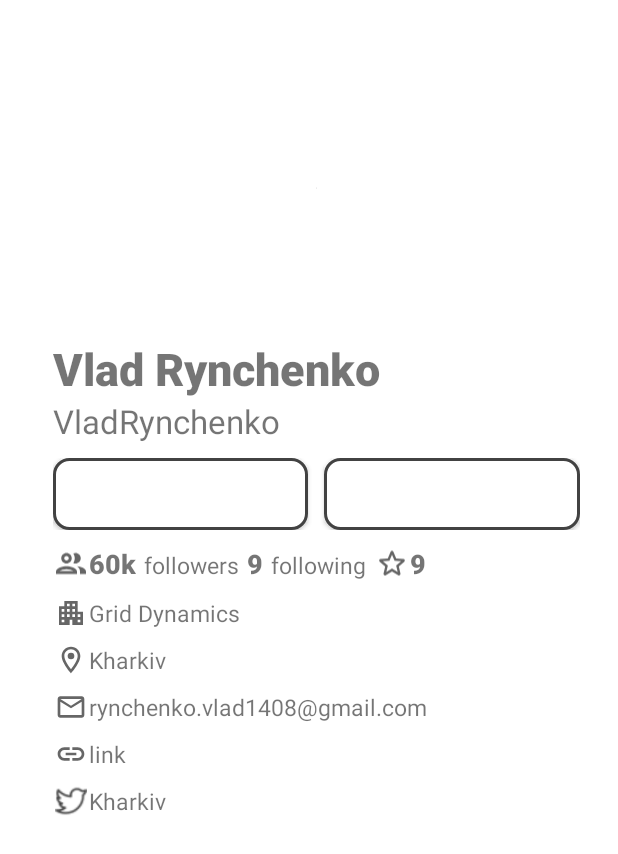
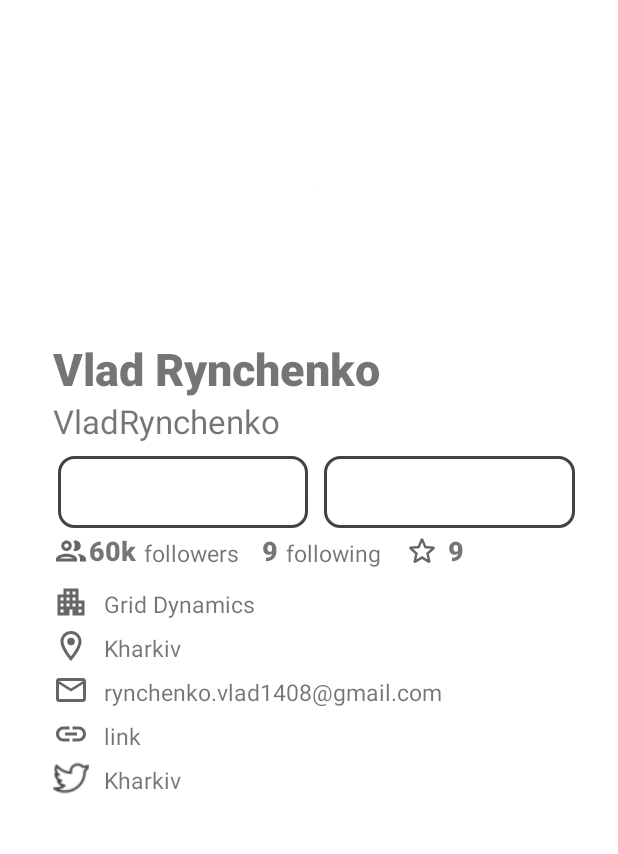
Before and after one commit to VladRynchenko/Github-App, an Android app: the layout fragment_profile.xml on its own in the app's theme, with its tools: preview values and no code run, on a phone screen of 412 x 824 dp. Shown: the top 854 px of the screen. Run offline under Robolectric (Android 15) with nearby library versions, the phone set to English and light mode, and no system bars; network calls fail.

Commit message:
Edited mistakes

```diff
--- a/app/src/main/java/com/example/githubapp/BindingAdapter.kt
+++ b/app/src/main/java/com/example/githubapp/BindingAdapter.kt
@@ -16,3 +16,12 @@ fun hideIfNull(view: View, string: String?) {
 fun uploadImage(view: ImageView, string: String?) {
     Picasso.with(view.context).load(string).into(view)
 }
+
+@BindingAdapter("app:roundingCount")
+fun roundCount(view: TextView, int: Int) {
+    view.text = when (int) {
+        in 0..1000 -> "$int"
+        in 1000..1000000 -> "${int / 1000}.${(int % 1000) / 100}k"
+        else -> "${int / 1000000}.${(int % 1000000) / 100000}M"
+    }
+}
--- a/app/src/main/java/com/example/githubapp/api/AccessToken.kt
+++ /dev/null
@@ -1,11 +0,0 @@
-package com.example.githubapp.api
-
-import com.google.gson.annotations.SerializedName
-
-data class AccessToken(
-    @SerializedName("access_token")
-    private var accessToken: String,
-
-    @SerializedName("token_type")
-    private var tokenType: String
-)
--- a/app/src/main/java/com/example/githubapp/models/UserData.kt
+++ b/app/src/main/java/com/example/githubapp/models/UserData.kt
@@ -2,19 +2,19 @@ package com.example.githubapp.models
 
 data class UserData(
     val login: String,
-    var avatar_url: String?,
-    var name: String?,
+    val avatar_url: String?,
+    val name: String?,
     var star: Int = 0,
-    var company: String?,
-    var blog: String?,
-    var location: String?,
-    var email: String?,
-    var bio: String?,
-    var twitter_username: String?,
-    var public_repos: Int?,
-    var public_gists: Int?,
-    var followers: Int = 0,
-    var following: Int = 0
+    val company: String?,
+    val blog: String?,
+    val location: String?,
+    val email: String?,
+    val bio: String?,
+    val twitter_username: String?,
+    val public_repos: Int?,
+    val public_gists: Int?,
+    val followers: Int = 0,
+    val following: Int = 0
 ) {
 
 }
--- a/app/src/main/java/com/example/githubapp/repository/ProfileRepository.kt
+++ b/app/src/main/java/com/example/githubapp/repository/ProfileRepository.kt
@@ -10,7 +10,7 @@ import io.reactivex.rxjava3.core.Observer
 import retrofit2.Retrofit
 import javax.inject.Inject
 
-class ProfileRepository @Inject constructor(var retrofit: GitHubApi) {
+class ProfileRepository @Inject constructor(val retrofit: GitHubApi) {
 
     fun getProfile(userId: String): Observable<UserData> {
         return retrofit.getUserProfile(userId)
--- a/app/src/main/java/com/example/githubapp/user/ProfileFragment.kt
+++ b/app/src/main/java/com/example/githubapp/user/ProfileFragment.kt
@@ -34,7 +34,7 @@ class ProfileFragment() : Fragment() {
         binding.viewModel = viewModel
         binding.lifecycleOwner = this
 
-        viewModel.getData("VladRynchenko")
+        viewModel.getData("AlexGyver")
 
         return binding.root
     }
--- a/app/src/main/java/com/example/githubapp/user/ProfileViewModel.kt
+++ b/app/src/main/java/com/example/githubapp/user/ProfileViewModel.kt
@@ -1,16 +1,14 @@
 package com.example.githubapp.user
 
 import android.util.Log
-import androidx.lifecycle.LiveData
-import androidx.lifecycle.MutableLiveData
-import androidx.lifecycle.ViewModel
+import androidx.lifecycle.*
 import com.example.githubapp.models.UserData
 import com.example.githubapp.repository.ProfileRepository
 import io.reactivex.rxjava3.android.schedulers.AndroidSchedulers
 import io.reactivex.rxjava3.schedulers.Schedulers
 import javax.inject.Inject
 
-class ProfileViewModel @Inject constructor(var repository: ProfileRepository) : ViewModel() {
+class ProfileViewModel @Inject constructor(val repository: ProfileRepository) : ViewModel() {
     private val _userData = MutableLiveData<UserData>()
     val userData: LiveData<UserData>
         get() = _userData
@@ -26,7 +24,6 @@ class ProfileViewModel @Inject constructor(var repository: ProfileRepository) :
             .observeOn(AndroidSchedulers.mainThread())
             .subscribe({
                 _userData.value = it
-                return@subscribe
             }, {
                 Log.e(ProfileViewModel::class.java.simpleName, it.message.toString())
             })
@@ -35,11 +32,9 @@ class ProfileViewModel @Inject constructor(var repository: ProfileRepository) :
     fun getStarCount(userName: String) {
         repository.getStarredList(userName).subscribeOn(Schedulers.io())
             .observeOn(AndroidSchedulers.mainThread())
-            .subscribe({
-                _userData.value?.star = it.size
+            .subscribe({ listStar ->
+                _userData.value?.star = listStar.size
                 _userData.postValue(_userData.value)
-                Log.d(ProfileViewModel::class.java.simpleName, it.size.toString())
-                return@subscribe
             }, {
                 Log.e(ProfileViewModel::class.java.simpleName, it.message.toString())
             })
--- a/app/src/main/res/layout/fragment_profile.xml
+++ b/app/src/main/res/layout/fragment_profile.xml
@@ -31,41 +31,36 @@
             app:scr="@{viewModel.userData.avatar_url}"
             tools:src="@tools:sample/backgrounds/scenic" />
 
-        <LinearLayout
-            android:id="@+id/linearLayout"
-            android:layout_width="match_parent"
-            android:layout_height="wrap_content"
-            android:orientation="vertical"
-            app:layout_constraintTop_toBottomOf="@+id/circleImageView"
-            tools:layout_editor_absoluteX="35dp">
 
         <TextView
+            android:id="@+id/name"
             android:layout_width="match_parent"
             android:layout_height="wrap_content"
             android:fontFamily="sans-serif-black"
             android:text="@{viewModel.userData.name}"
             android:textSize="30sp"
+            app:layout_constraintTop_toBottomOf="@id/circleImageView"
             tools:text="Vlad Rynchenko" />
 
         <TextView
+            android:id="@+id/login"
             android:layout_width="match_parent"
             android:layout_height="wrap_content"
             android:text="@{viewModel.userData.login}"
             android:textSize="22sp"
+            app:layout_constraintTop_toBottomOf="@id/name"
             tools:text="VladRynchenko" />
 
-        </LinearLayout>
-
         <LinearLayout
-            android:id="@+id/linearLayout4"
+            android:id="@+id/buttonLayout"
             android:layout_width="match_parent"
             android:layout_height="wrap_content"
-            android:paddingTop="10dp"
-            android:paddingBottom="10dp"
-            app:layout_constraintTop_toBottomOf="@+id/linearLayout"
-            tools:layout_editor_absoluteX="35dp">
+            android:layout_marginTop="5dp"
+            android:padding="3dp"
+            app:layout_constraintTop_toBottomOf="@id/login">
 
             <androidx.appcompat.widget.AppCompatButton
+                android:id="@+id/buttonLeft"
                 android:layout_width="wrap_content"
                 android:layout_height="wrap_content"
                 android:layout_marginEnd="5dp"
@@ -73,154 +68,173 @@
                 android:background="@drawable/button_light_background" />
 
             <androidx.appcompat.widget.AppCompatButton
+                android:id="@+id/buttonRight"
                 android:layout_width="wrap_content"
                 android:layout_height="wrap_content"
                 android:layout_marginStart="5dp"
                 android:layout_weight="1"
-
                 android:background="@drawable/button_light_background" />
         </LinearLayout>
 
-        <LinearLayout
-            android:id="@+id/linearLayout3"
-            android:layout_width="match_parent"
+        <ImageView
+            android:id="@+id/imageView"
+            android:layout_width="wrap_content"
             android:layout_height="wrap_content"
-            app:layout_constraintTop_toBottomOf="@+id/linearLayout4"
-            tools:layout_editor_absoluteX="35dp">
-
-            <ImageView
-                android:layout_width="wrap_content"
-                android:layout_height="match_parent"
-                android:src="@drawable/ic_outline_people_24" />
+            android:src="@drawable/ic_outline_people_24"
+            app:layout_constraintStart_toStartOf="parent"
+            app:layout_constraintTop_toBottomOf="@id/buttonLayout" />
 
         <TextView
-                android:text="@{Integer.toString(viewModel.userData.followers)}"
+            android:id="@+id/counterFollowers"
             style="@style/ProfileBoltTextSize"
+            app:layout_constraintBottom_toBottomOf="@id/imageView"
+            app:layout_constraintStart_toEndOf="@id/imageView"
+            app:roundingCount="@{viewModel.userData.followers}"
             tools:text="60k" />
 
         <TextView
+            android:id="@+id/textFollowers"
             style="@style/ProfileTextStyle"
-                android:layout_marginEnd="5dp"
-                android:text="@string/followers" />
+            android:layout_marginStart="5dp"
+            android:text="@string/followers"
+            app:layout_constraintBottom_toBottomOf="@id/counterFollowers"
+            app:layout_constraintStart_toEndOf="@id/counterFollowers" />
 
         <TextView
+            android:id="@+id/counterFollowing"
             style="@style/ProfileBoltTextSize"
-                android:text="@{Integer.toString(viewModel.userData.following)}"
+            android:layout_marginStart="15dp"
+            app:layout_constraintBottom_toBottomOf="@id/imageView"
+            app:layout_constraintStart_toEndOf="@id/textFollowers"
+            app:roundingCount="@{viewModel.userData.following}"
             tools:text="9" />
 
         <TextView
+            android:id="@+id/textFollowing"
             style="@style/ProfileTextStyle"
-                android:layout_marginEnd="5dp"
-                android:text="@string/following" />
+            android:layout_marginStart="5dp"
+            android:text="@string/following"
+            app:layout_constraintBottom_toBottomOf="@id/counterFollowing"
+            app:layout_constraintStart_toEndOf="@id/counterFollowing" />
 
         <ImageView
+            android:id="@+id/imageStar"
             android:layout_width="wrap_content"
-                android:layout_height="match_parent"
-                android:src="@drawable/ic_round_star_outline_24" />
+            android:layout_height="wrap_content"
+            android:layout_marginStart="15dp"
+            android:src="@drawable/ic_round_star_outline_24"
+            app:layout_constraintBottom_toBottomOf="@id/imageView"
+            app:layout_constraintStart_toEndOf="@id/textFollowing" />
 
         <TextView
+            android:id="@+id/counterStar"
             style="@style/ProfileBoltTextSize"
-                android:text="@{Integer.toString(viewModel.userData.star)}"
+            android:layout_marginStart="5dp"
+            app:layout_constraintBottom_toBottomOf="@id/imageView"
+            app:layout_constraintStart_toEndOf="@+id/imageStar"
+            app:roundingCount="@{viewModel.userData.star}"
             tools:text="9" />
 
 
-        </LinearLayout>
-
-        <LinearLayout
-            android:id="@+id/linearLayout2"
-            android:layout_width="match_parent"
-            android:layout_height="wrap_content"
-            android:orientation="vertical"
-            app:layout_constraintTop_toBottomOf="@+id/linearLayout3"
-            tools:layout_editor_absoluteX="35dp">
-
-            <LinearLayout
-                android:layout_width="match_parent"
+        <ImageView
+            android:id="@+id/imageCompany"
+            android:layout_width="wrap_content"
             android:layout_height="wrap_content"
             android:layout_marginTop="10dp"
-                android:orientation="horizontal"
-                app:hideIfNull="@{viewModel.userData.company}">
-
-                <ImageView
-                    android:layout_width="wrap_content"
-                    android:layout_height="match_parent"
-                    android:src="@drawable/ic_baseline_apartment_24" />
+            android:src="@drawable/ic_baseline_apartment_24"
+            app:hideIfNull="@{viewModel.userData.company}"
+            app:layout_constraintStart_toStartOf="parent"
+            app:layout_constraintTop_toBottomOf="@+id/imageView" />
 
         <TextView
             style="@style/ProfileTextStyle"
+            android:layout_marginStart="10dp"
             android:text="@{viewModel.userData.company}"
+            app:hideIfNull="@{viewModel.userData.company}"
+            app:layout_constraintBottom_toBottomOf="@id/imageCompany"
+            app:layout_constraintStart_toEndOf="@id/imageCompany"
             tools:text="Grid Dynamics" />
-            </LinearLayout>
-
-            <LinearLayout
-                android:layout_width="match_parent"
-                android:layout_height="wrap_content"
-                android:layout_marginTop="10dp"
-                app:hideIfNull="@{viewModel.userData.location}">
 
         <ImageView
+            android:id="@+id/imageLocation"
             android:layout_width="wrap_content"
-                    android:layout_height="match_parent"
-                    android:src="@drawable/ic_outline_location_on_24" />
+            android:layout_height="wrap_content"
+            android:layout_marginTop="5dp"
+            android:src="@drawable/ic_outline_location_on_24"
+            app:hideIfNull="@{viewModel.userData.location}"
+            app:layout_constraintStart_toStartOf="parent"
+            app:layout_constraintTop_toBottomOf="@id/imageCompany" />
 
         <TextView
+            android:id="@+id/textView2"
             style="@style/ProfileTextStyle"
+            android:layout_marginStart="10dp"
             android:text="@{viewModel.userData.location}"
+            app:hideIfNull="@{viewModel.userData.location}"
+            app:layout_constraintBottom_toBottomOf="@id/imageLocation"
+            app:layout_constraintStart_toEndOf="@id/imageLocation"
             tools:text="Kharkiv" />
-            </LinearLayout>
-
-            <LinearLayout
-                android:layout_width="match_parent"
-                android:layout_height="wrap_content"
-                android:layout_marginTop="10dp"
-                app:hideIfNull="@{viewModel.userData.email}">
 
         <ImageView
+            android:id="@+id/imageEmail"
             android:layout_width="wrap_content"
-                    android:layout_height="match_parent"
-                    android:src="@drawable/ic_outline_email_24" />
+            android:layout_height="wrap_content"
+            android:layout_marginTop="5dp"
+            android:src="@drawable/ic_outline_email_24"
+            app:hideIfNull="@{viewModel.userData.email}"
+            app:layout_constraintStart_toStartOf="parent"
+            app:layout_constraintTop_toBottomOf="@+id/imageLocation" />
 
         <TextView
+            android:id="@+id/textEmail"
             style="@style/ProfileTextStyle"
+            android:layout_marginStart="10dp"
             android:text="@{viewModel.userData.email}"
+            app:hideIfNull="@{viewModel.userData.email}"
+            app:layout_constraintBottom_toBottomOf="@id/imageEmail"
+            app:layout_constraintStart_toEndOf="@id/imageEmail"
             tools:text="rynchenko.vlad1408@gmail.com" />
-            </LinearLayout>
-
-            <LinearLayout
-                android:layout_width="match_parent"
-                android:layout_height="wrap_content"
-                android:layout_marginTop="10dp"
-                app:hideIfNull="@{viewModel.userData.blog}">
 
         <ImageView
+            android:id="@+id/imageBlog"
             android:layout_width="wrap_content"
-                    android:layout_height="match_parent"
-                    android:src="@drawable/ic_outline_link_24" />
+            android:layout_height="wrap_content"
+            android:layout_marginTop="5dp"
+            android:src="@drawable/ic_outline_link_24"
+            app:hideIfNull="@{viewModel.userData.blog}"
+            app:layout_constraintStart_toStartOf="parent"
+            app:layout_constraintTop_toBottomOf="@+id/imageEmail" />
 
         <TextView
+            android:id="@+id/blogText"
             style="@style/ProfileTextStyle"
+            android:layout_marginStart="10dp"
             android:text="@{viewModel.userData.blog}"
+            app:hideIfNull="@{viewModel.userData.blog}"
+            app:layout_constraintBottom_toBottomOf="@+id/imageBlog"
+            app:layout_constraintStart_toEndOf="@+id/imageBlog"
             tools:text="link" />
-            </LinearLayout>
 
-            <LinearLayout
-                android:layout_width="match_parent"
-                android:layout_height="wrap_content"
-                android:layout_marginTop="10dp"
-                app:hideIfNull="@{viewModel.userData.twitter_username}">
 
         <ImageView
+            android:id="@+id/imageView4"
             android:layout_width="wrap_content"
-                    android:layout_height="match_parent"
+            android:layout_height="wrap_content"
+            android:layout_marginTop="5dp"
             android:src="@drawable/twitter"
+            app:hideIfNull="@{viewModel.userData.twitter_username}"
+            app:layout_constraintStart_toStartOf="parent"
+            app:layout_constraintTop_toBottomOf="@+id/imageBlog"
             app:tint="@color/primaryColor" />
 
         <TextView
             style="@style/ProfileTextStyle"
+            android:layout_marginStart="10dp"
             android:text="@{viewModel.userData.twitter_username}"
+            app:hideIfNull="@{viewModel.userData.twitter_username}"
+            app:layout_constraintBottom_toBottomOf="@+id/imageView4"
+            app:layout_constraintStart_toEndOf="@+id/imageView4"
             tools:text="Kharkiv" />
-            </LinearLayout>
-        </LinearLayout>
 
 
     </androidx.constraintlayout.widget.ConstraintLayout>
```
Lines whose indentation alone changed are shown as unchanged.
